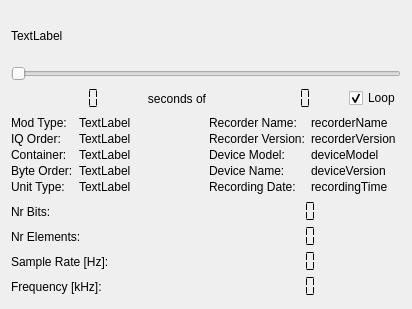
First picture: the form in src/devices/forms/xmlfiles.ui, repository tomneda/DABstar, before the edit.
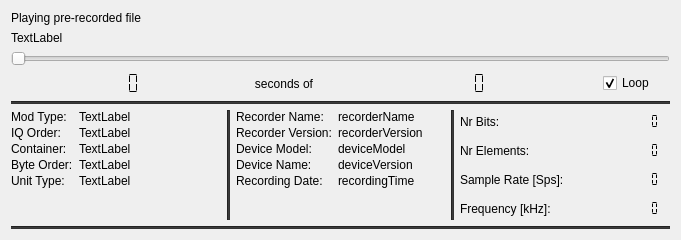
Second picture: the form after the edit.

Diff of the .ui file:
```diff
--- a/src/devices/forms/xmlfiles.ui
+++ b/src/devices/forms/xmlfiles.ui
@@ -6,19 +6,29 @@
    <rect>
     <x>0</x>
     <y>0</y>
-    <width>412</width>
-    <height>309</height>
+    <width>681</width>
+    <height>230</height>
    </rect>
   </property>
   <property name="windowTitle">
    <string>Play XML-UFF File</string>
   </property>
   <layout class="QVBoxLayout" name="verticalLayout">
+   <item>
+    <widget class="QLabel" name="label_16">
+     <property name="text">
+      <string>Playing pre-recorded file</string>
+     </property>
+    </widget>
+   </item>
    <item>
     <widget class="QLabel" name="filenameLabel">
      <property name="text">
       <string>TextLabel</string>
      </property>
+     <property name="wordWrap">
+      <bool>true</bool>
+     </property>
     </widget>
    </item>
    <item>
@@ -35,7 +45,7 @@
     </widget>
    </item>
    <item>
-    <layout class="QHBoxLayout" name="horizontalLayout" stretch="3,2,3,1">
+    <layout class="QHBoxLayout" name="horizontalLayout" stretch="3,2,3,0,1">
      <item>
       <widget class="QLCDNumber" name="currentTime">
        <property name="frameShape">
@@ -72,6 +82,19 @@
        </property>
       </widget>
      </item>
+     <item>
+      <spacer name="horizontalSpacer">
+       <property name="orientation">
+        <enum>Qt::Orientation::Horizontal</enum>
+       </property>
+       <property name="sizeHint" stdset="0">
+        <size>
+         <width>40</width>
+         <height>20</height>
+        </size>
+       </property>
+      </spacer>
+     </item>
      <item>
       <widget class="QCheckBox" name="cbLoopFile">
        <property name="text">
@@ -84,6 +107,16 @@
      </item>
     </layout>
    </item>
+   <item>
+    <widget class="Line" name="line_3">
+     <property name="styleSheet">
+      <string notr="true">background-color: #333333;</string>
+     </property>
+     <property name="orientation">
+      <enum>Qt::Orientation::Horizontal</enum>
+     </property>
+    </widget>
+   </item>
    <item>
     <layout class="QHBoxLayout" name="horizontalLayout_2">
      <item>
@@ -163,6 +196,16 @@
        </item>
       </layout>
      </item>
+     <item>
+      <widget class="Line" name="line">
+       <property name="styleSheet">
+        <string notr="true">background-color: #333333;</string>
+       </property>
+       <property name="orientation">
+        <enum>Qt::Orientation::Vertical</enum>
+       </property>
+      </widget>
+     </item>
      <item>
       <layout class="QFormLayout" name="formLayout_3">
        <property name="verticalSpacing">
@@ -224,13 +267,6 @@
          </property>
         </widget>
        </item>
-       <item row="4" column="1">
-        <widget class="QLabel" name="recordingTime">
-         <property name="text">
-          <string>recordingTime</string>
-         </property>
-        </widget>
-       </item>
        <item row="4" column="0">
         <widget class="QLabel" name="label_5">
          <property name="text">
@@ -238,15 +274,27 @@
          </property>
         </widget>
        </item>
-      </layout>
+       <item row="4" column="1">
+        <widget class="QLabel" name="recordingTime">
+         <property name="text">
+          <string>recordingTime</string>
+         </property>
+        </widget>
      </item>
     </layout>
    </item>
    <item>
-    <layout class="QFormLayout" name="formLayout_2">
-     <property name="verticalSpacing">
-      <number>2</number>
-     </property>
+      <widget class="Line" name="line_2">
+       <property name="styleSheet">
+        <string notr="true">background-color: #333333;</string>
+       </property>
+       <property name="orientation">
+        <enum>Qt::Orientation::Vertical</enum>
+       </property>
+      </widget>
+     </item>
+     <item>
+      <layout class="QFormLayout" name="formLayout_6">
      <item row="0" column="0">
       <widget class="QLabel" name="label">
        <property name="text">
@@ -254,6 +302,22 @@
        </property>
       </widget>
      </item>
+       <item row="0" column="1">
+        <widget class="QLCDNumber" name="nrBitsDisplay">
+         <property name="frameShape">
+          <enum>QFrame::Shape::NoFrame</enum>
+         </property>
+         <property name="smallDecimalPoint">
+          <bool>true</bool>
+         </property>
+         <property name="digitCount">
+          <number>10</number>
+         </property>
+         <property name="segmentStyle">
+          <enum>QLCDNumber::SegmentStyle::Flat</enum>
+         </property>
+        </widget>
+       </item>
      <item row="1" column="0">
       <widget class="QLabel" name="label_2">
        <property name="text">
@@ -261,10 +325,42 @@
        </property>
       </widget>
      </item>
+       <item row="1" column="1">
+        <widget class="QLCDNumber" name="nrElementsDisplay">
+         <property name="frameShape">
+          <enum>QFrame::Shape::NoFrame</enum>
+         </property>
+         <property name="smallDecimalPoint">
+          <bool>true</bool>
+         </property>
+         <property name="digitCount">
+          <number>10</number>
+         </property>
+         <property name="segmentStyle">
+          <enum>QLCDNumber::SegmentStyle::Flat</enum>
+         </property>
+        </widget>
+       </item>
      <item row="2" column="0">
       <widget class="QLabel" name="label_3">
        <property name="text">
-        <string>Sample Rate [Hz]:</string>
+          <string>Sample Rate [Sps]:</string>
+         </property>
+        </widget>
+       </item>
+       <item row="2" column="1">
+        <widget class="QLCDNumber" name="samplerateDisplay">
+         <property name="frameShape">
+          <enum>QFrame::Shape::NoFrame</enum>
+         </property>
+         <property name="smallDecimalPoint">
+          <bool>true</bool>
+         </property>
+         <property name="digitCount">
+          <number>10</number>
+         </property>
+         <property name="segmentStyle">
+          <enum>QLCDNumber::SegmentStyle::Flat</enum>
        </property>
       </widget>
      </item>
@@ -281,54 +377,6 @@
        </property>
       </widget>
      </item>
-     <item row="0" column="1">
-      <widget class="QLCDNumber" name="nrBitsDisplay">
-       <property name="frameShape">
-        <enum>QFrame::Shape::NoFrame</enum>
-       </property>
-       <property name="smallDecimalPoint">
-        <bool>true</bool>
-       </property>
-       <property name="digitCount">
-        <number>10</number>
-       </property>
-       <property name="segmentStyle">
-        <enum>QLCDNumber::SegmentStyle::Flat</enum>
-       </property>
-      </widget>
-     </item>
-     <item row="1" column="1">
-      <widget class="QLCDNumber" name="nrElementsDisplay">
-       <property name="frameShape">
-        <enum>QFrame::Shape::NoFrame</enum>
-       </property>
-       <property name="smallDecimalPoint">
-        <bool>true</bool>
-       </property>
-       <property name="digitCount">
-        <number>10</number>
-       </property>
-       <property name="segmentStyle">
-        <enum>QLCDNumber::SegmentStyle::Flat</enum>
-       </property>
-      </widget>
-     </item>
-     <item row="2" column="1">
-      <widget class="QLCDNumber" name="samplerateDisplay">
-       <property name="frameShape">
-        <enum>QFrame::Shape::NoFrame</enum>
-       </property>
-       <property name="smallDecimalPoint">
-        <bool>true</bool>
-       </property>
-       <property name="digitCount">
-        <number>10</number>
-       </property>
-       <property name="segmentStyle">
-        <enum>QLCDNumber::SegmentStyle::Flat</enum>
-       </property>
-      </widget>
-     </item>
      <item row="3" column="1">
       <widget class="QLCDNumber" name="frequencyDisplay">
        <property name="frameShape">
@@ -346,6 +394,18 @@
       </widget>
      </item>
     </layout>
+     </item>
+    </layout>
+   </item>
+   <item>
+    <widget class="Line" name="line_4">
+     <property name="styleSheet">
+      <string notr="true">background-color: #333333;</string>
+     </property>
+     <property name="orientation">
+      <enum>Qt::Orientation::Horizontal</enum>
+     </property>
+    </widget>
    </item>
   </layout>
  </widget>
```
Lines whose indentation alone changed are shown as unchanged.
